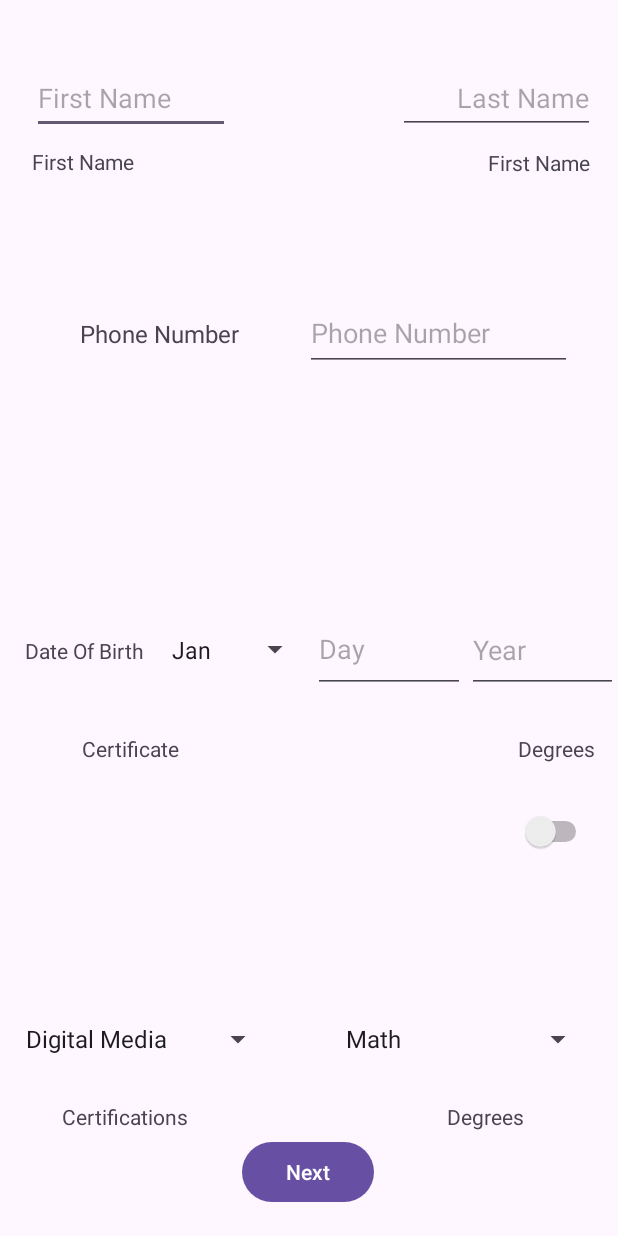
After one commit to Dgriscow/Android_Week12_Guided_Lab, an Android app: the SecondView screen opened directly, with no data from a screen before it, on a phone screen of 412 x 824 dp. The commit adds this screen. Run offline under Robolectric (Android 15) with nearby library versions, the phone set to English and light mode, and no system bars.

Commit message:
finnished guided lab

```diff
--- a/app/src/main/AndroidManifest.xml
+++ b/app/src/main/AndroidManifest.xml
@@ -13,6 +13,12 @@
         android:theme="@style/Theme.Android_Week12_Guided_Lab"
         tools:targetApi="31">
         <activity
+            android:name=".ChooseClass"
+            android:exported="false" />
+        <activity
+            android:name=".SecondView"
+            android:exported="false" />
+        <activity
             android:name=".MainActivity"
             android:exported="true">
             <intent-filter>
--- /dev/null
+++ b/app/src/main/java/com/example/android_week12_guided_lab/ChooseClass.kt
@@ -0,0 +1,11 @@
+package com.example.android_week12_guided_lab
+
+import androidx.appcompat.app.AppCompatActivity
+import android.os.Bundle
+
+class ChooseClass : AppCompatActivity() {
+    override fun onCreate(savedInstanceState: Bundle?) {
+        super.onCreate(savedInstanceState)
+        setContentView(R.layout.activity_choose_class)
+    }
+}
--- a/app/src/main/java/com/example/android_week12_guided_lab/MainActivity.kt
+++ b/app/src/main/java/com/example/android_week12_guided_lab/MainActivity.kt
@@ -1,5 +1,6 @@
 package com.example.android_week12_guided_lab
 
+import android.content.Intent
 import androidx.appcompat.app.AppCompatActivity
 import android.os.Bundle
 import android.widget.Button
@@ -43,6 +44,9 @@ class MainActivity : AppCompatActivity() {
                 }
                 else ->{
                     Toast.makeText(applicationContext, "Success!", Toast.LENGTH_LONG).show()
+                    //goto next screen
+                    val nextSRC = Intent(this@MainActivity, SecondView::class.java)
+                    startActivity(nextSRC)
 
                 }
             }
@@ -53,7 +57,7 @@ class MainActivity : AppCompatActivity() {
 
     fun check_login(username:String, password:String):LoginState{
         val adminLogin = "DevinTAG"
-        val adminPassword = "10112002"
+        val adminPassword = "0000"
 
 
         return if (username != adminLogin){
@@ -64,5 +68,7 @@ class MainActivity : AppCompatActivity() {
             LoginState.success
         }
 
+
+
     }
 }
--- /dev/null
+++ b/app/src/main/java/com/example/android_week12_guided_lab/SecondView.kt
@@ -0,0 +1,136 @@
+package com.example.android_week12_guided_lab
+
+import android.content.Intent
+import androidx.appcompat.app.AppCompatActivity
+import android.os.Bundle
+import android.view.View
+import android.widget.Button
+import android.widget.EditText
+import android.widget.Spinner
+import android.widget.Switch
+import android.widget.TextView
+
+class SecondView : AppCompatActivity() {
+    override fun onCreate(savedInstanceState: Bundle?) {
+        super.onCreate(savedInstanceState)
+        setContentView(R.layout.activity_second_view)
+
+        val swDegreeCert = findViewById (R.id.lifeSwitch) as Switch
+        val spnDegree = findViewById<Spinner>(R.id.degreeSpinner)
+        val spnCertificate = findViewById<Spinner>(R.id.certsSpinner)
+        val txtCertificate = findViewById<TextView>(R.id.cert2)
+        val txtDegree = findViewById<TextView>(R.id.deg2)
+        val btnNext = findViewById<Button>(R.id.nxtButton)
+
+        val firstName = findViewById<EditText>(R.id.fnEntry)
+        val lastName = findViewById<EditText>(R. id. lnEntry)
+        val phone = findViewById<EditText>(R.id.pnEntry)
+        val spMonth = findViewById<Spinner>(R.id.monthSpin)
+        val txtDay = findViewById<EditText>(R.id.dayEntry)
+        val txtYear = findViewById<EditText>(R.id.yearEntry)
+
+        firstName.requestFocus()
+
+        swDegreeCert.setOnCheckedChangeListener { buttonView, isChecked ->
+
+            if(isChecked){
+                spnDegree.visibility = View.VISIBLE
+                txtDegree.visibility = View.VISIBLE
+
+                //hide certs
+                spnCertificate.visibility = View.GONE
+                txtCertificate.visibility = View.GONE
+
+            }else{
+                spnDegree.visibility = View.GONE
+                txtDegree.visibility = View.GONE
+
+                //appear certs
+                spnCertificate.visibility = View.VISIBLE
+                txtCertificate.visibility = View.VISIBLE
+            }
+
+
+
+        }
+
+
+        btnNext.setOnClickListener {
+            if(checkData()){
+                var doBirth = ""
+                doBirth = spMonth.selectedItem.toString() + "/" + txtDay.text.toString() + "/" + txtYear.text.toString()
+
+                val nextScreen = Intent(this@SecondView, ChooseClass::class.java)
+
+                nextScreen.putExtra("FirstName", firstName.text.toString())
+                nextScreen.putExtra("LastName", lastName.text.toString())
+                nextScreen.putExtra("Phone", phone.text.toString())
+                nextScreen.putExtra("BirthDate", doBirth)
+
+                if(spnDegree.visibility == View.VISIBLE){
+                    nextScreen.putExtra("isDegreeCert", "Degree")
+                    nextScreen.putExtra("degreeCert", spnDegree.selectedItem.toString())
+                }else{
+                    nextScreen.putExtra("isDegreeCert", "Certificate")
+                    nextScreen.putExtra("degreeCert", spnCertificate.selectedItem.toString())
+                }
+                startActivity(nextScreen)
+
+
+            }
+        }
+
+
+    }
+    private fun checkData():Boolean{
+
+        val firstName = findViewById(R.id.fnEntry) as EditText
+        val lastName = findViewById (R. id. lnEntry) as EditText
+        val phone = findViewById(R.id.pnEntry) as EditText
+
+        val txtDay = findViewById (R.id.dayEntry) as EditText
+        val txtYear = findViewById(R.id.yearEntry) as EditText
+
+
+        if(firstName.text.toString().isEmpty()){
+            //Error
+            firstName.error= "Enter First Name"
+            firstName.requestFocus()
+            return false
+        }
+
+
+        if(lastName.text.toString().isEmpty()){
+            //Error
+            lastName.error= "Enter Last Name"
+            lastName.requestFocus()
+            return false
+        }
+
+        if(phone.text.toString().isEmpty()){
+            //Error
+            phone.error= "Enter Phone Number"
+            phone.requestFocus()
+            return false
+        }
+
+        if(txtYear.text.toString().isEmpty()){
+            //Error
+            txtYear.error= "Enter Valid Year"
+            txtYear.requestFocus()
+            return false
+        }
+
+        if(txtDay.text.toString().isEmpty()){
+            //Error
+            txtDay.error= "Enter Valid Day"
+            txtDay.requestFocus()
+            return false
+        }
+
+
+
+
+        return true
+    }
+}
--- /dev/null
+++ b/app/src/main/res/layout/activity_choose_class.xml
@@ -0,0 +1,9 @@
+<?xml version="1.0" encoding="utf-8"?>
+<androidx.constraintlayout.widget.ConstraintLayout xmlns:android="http://schemas.android.com/apk/res/android"
+    xmlns:app="http://schemas.android.com/apk/res-auto"
+    xmlns:tools="http://schemas.android.com/tools"
+    android:layout_width="match_parent"
+    android:layout_height="match_parent"
+    tools:context=".ChooseClass">
+
+</androidx.constraintlayout.widget.ConstraintLayout>
--- /dev/null
+++ b/app/src/main/res/layout/activity_second_view.xml
@@ -0,0 +1,225 @@
+<?xml version="1.0" encoding="utf-8"?>
+<androidx.constraintlayout.widget.ConstraintLayout xmlns:android="http://schemas.android.com/apk/res/android"
+    xmlns:app="http://schemas.android.com/apk/res-auto"
+    xmlns:tools="http://schemas.android.com/tools"
+    android:layout_width="match_parent"
+    android:layout_height="match_parent"
+    tools:context=".SecondView">
+
+    <EditText
+        android:id="@+id/lnEntry"
+        android:layout_width="0dp"
+        android:layout_height="48dp"
+        android:layout_marginStart="56dp"
+        android:layout_marginEnd="15dp"
+        android:ems="10"
+        android:hint="@string/ln"
+        android:inputType="text"
+        android:textAlignment="textEnd"
+        app:layout_constraintEnd_toEndOf="parent"
+        app:layout_constraintStart_toEndOf="@+id/fnEntry"
+        app:layout_constraintTop_toTopOf="@+id/fnEntry" />
+
+    <TextView
+        android:id="@+id/textView4"
+        android:layout_width="wrap_content"
+        android:layout_height="wrap_content"
+        android:layout_marginTop="9dp"
+        android:layout_marginEnd="3dp"
+        android:hint="@string/ln"
+        android:text="@string/fn"
+        app:layout_constraintEnd_toEndOf="@+id/lnEntry"
+        app:layout_constraintTop_toBottomOf="@+id/lnEntry" />
+
+    <TextView
+        android:id="@+id/textView3"
+        android:layout_width="wrap_content"
+        android:layout_height="wrap_content"
+        android:layout_marginTop="98dp"
+        android:text="@string/fn"
+        app:layout_constraintStart_toStartOf="@+id/fnEntry"
+        app:layout_constraintTop_toTopOf="parent" />
+
+    <EditText
+        android:id="@+id/pnEntry"
+        android:layout_width="0dp"
+        android:layout_height="50dp"
+        android:layout_marginStart="7dp"
+        android:layout_marginTop="133dp"
+        android:layout_marginEnd="12dp"
+        android:layout_marginBottom="133dp"
+        android:ems="10"
+        android:hint="@string/phone"
+        android:inputType="text"
+        app:layout_constraintBottom_toTopOf="@+id/dayEntry"
+        app:layout_constraintEnd_toEndOf="@+id/textView4"
+        app:layout_constraintStart_toEndOf="@+id/textView5"
+        app:layout_constraintTop_toTopOf="@+id/lnEntry" />
+
+    <TextView
+        android:id="@+id/textView5"
+        android:layout_width="0dp"
+        android:layout_height="50dp"
+        android:layout_marginStart="11dp"
+        android:layout_marginEnd="11dp"
+        android:gravity="center"
+        android:text="@string/phone"
+        android:textAlignment="center"
+        android:textSize="16sp"
+        app:layout_constraintBaseline_toBaselineOf="@+id/pnEntry"
+        app:layout_constraintEnd_toEndOf="@+id/monthSpin"
+        app:layout_constraintStart_toStartOf="@+id/textView6" />
+
+    <EditText
+        android:id="@+id/fnEntry"
+        android:layout_width="0dp"
+        android:layout_height="48dp"
+        android:layout_marginStart="21dp"
+        android:layout_marginTop="41dp"
+        android:layout_marginEnd="56dp"
+        android:layout_marginBottom="28dp"
+        android:ems="10"
+        android:hint="@string/fn"
+        android:inputType="text"
+        app:layout_constraintBottom_toBottomOf="@+id/textView3"
+        app:layout_constraintEnd_toStartOf="@+id/lnEntry"
+        app:layout_constraintStart_toStartOf="parent"
+        app:layout_constraintTop_toTopOf="parent" />
+
+    <Spinner
+        android:id="@+id/monthSpin"
+        android:layout_width="0dp"
+        android:layout_height="58dp"
+        android:layout_marginTop="316dp"
+        android:layout_marginEnd="1dp"
+        android:layout_marginBottom="316dp"
+        android:entries="@array/months"
+        app:layout_constraintBottom_toBottomOf="parent"
+        app:layout_constraintEnd_toStartOf="@+id/dayEntry"
+        app:layout_constraintStart_toEndOf="@+id/textView6"
+        app:layout_constraintTop_toTopOf="@+id/fnEntry" />
+
+    <TextView
+        android:id="@+id/textView6"
+        android:layout_width="0dp"
+        android:layout_height="58dp"
+        android:layout_marginStart="5dp"
+        android:gravity="center"
+        android:text="@string/dob"
+        android:textAlignment="center"
+        android:textSize="14sp"
+        app:layout_constraintBaseline_toBaselineOf="@+id/monthSpin"
+        app:layout_constraintEnd_toStartOf="@+id/monthSpin"
+        app:layout_constraintStart_toStartOf="parent" />
+
+    <EditText
+        android:id="@+id/dayEntry"
+        android:layout_width="0dp"
+        android:layout_height="58dp"
+        android:layout_marginEnd="1dp"
+        android:ems="10"
+        android:hint="@string/day"
+        android:inputType="number"
+        app:layout_constraintBaseline_toBaselineOf="@+id/monthSpin"
+        app:layout_constraintEnd_toStartOf="@+id/yearEntry"
+        app:layout_constraintStart_toEndOf="@+id/monthSpin" />
+
+    <EditText
+        android:id="@+id/yearEntry"
+        android:layout_width="0dp"
+        android:layout_height="0dp"
+        android:ems="10"
+        android:hint="@string/year"
+        android:inputType="number"
+        app:layout_constraintBottom_toBottomOf="@+id/dayEntry"
+        app:layout_constraintEnd_toEndOf="parent"
+        app:layout_constraintStart_toEndOf="@+id/dayEntry"
+        app:layout_constraintTop_toTopOf="@+id/textView6" />
+
+    <Switch
+        android:id="@+id/lifeSwitch"
+        android:layout_width="0dp"
+        android:layout_height="40dp"
+        android:layout_marginStart="17dp"
+        android:layout_marginTop="25dp"
+        android:layout_marginEnd="17dp"
+        app:layout_constraintEnd_toEndOf="parent"
+        app:layout_constraintStart_toStartOf="parent"
+        app:layout_constraintTop_toBottomOf="@+id/degText" />
+
+    <TextView
+        android:id="@+id/certText"
+        android:layout_width="wrap_content"
+        android:layout_height="wrap_content"
+        android:layout_marginStart="37dp"
+        android:layout_marginBottom="25dp"
+        android:text="@string/cert"
+        app:layout_constraintBottom_toTopOf="@+id/lifeSwitch"
+        app:layout_constraintStart_toStartOf="@+id/lifeSwitch" />
+
+    <TextView
+        android:id="@+id/degText"
+        android:layout_width="wrap_content"
+        android:layout_height="wrap_content"
+        android:layout_marginTop="27dp"
+        android:layout_marginEnd="15dp"
+        android:text="@string/assost"
+        app:layout_constraintEnd_toEndOf="parent"
+        app:layout_constraintTop_toBottomOf="@+id/yearEntry" />
+
+    <Spinner
+        android:id="@+id/degreeSpinner"
+        android:layout_width="173dp"
+        android:layout_height="41dp"
+        android:layout_marginStart="40dp"
+        android:entries="@array/majors"
+        app:layout_constraintStart_toEndOf="@+id/certsSpinner"
+        app:layout_constraintTop_toTopOf="@+id/certsSpinner" />
+
+    <Spinner
+        android:id="@+id/certsSpinner"
+        android:layout_width="173dp"
+        android:layout_height="41dp"
+        android:layout_marginStart="9dp"
+        android:layout_marginTop="77dp"
+        android:layout_marginBottom="71dp"
+        android:entries="@array/certs"
+        app:layout_constraintBottom_toBottomOf="@+id/nxtButton"
+        app:layout_constraintStart_toStartOf="parent"
+        app:layout_constraintTop_toBottomOf="@+id/lifeSwitch" />
+
+    <TextView
+        android:id="@+id/cert2"
+        android:layout_width="wrap_content"
+        android:layout_height="wrap_content"
+        android:layout_marginStart="32dp"
+        android:layout_marginTop="21dp"
+        android:text="@string/fm"
+        app:layout_constraintStart_toStartOf="@+id/certsSpinner"
+        app:layout_constraintTop_toBottomOf="@+id/certsSpinner" />
+
+    <TextView
+        android:id="@+id/deg2"
+        android:layout_width="wrap_content"
+        android:layout_height="wrap_content"
+        android:layout_marginStart="48dp"
+        android:layout_marginTop="21dp"
+        android:layout_marginEnd="46dp"
+        android:text="@string/sm"
+        app:layout_constraintEnd_toEndOf="@+id/degreeSpinner"
+        app:layout_constraintStart_toEndOf="@+id/nxtButton"
+        app:layout_constraintTop_toBottomOf="@+id/degreeSpinner" />
+
+    <Button
+        android:id="@+id/nxtButton"
+        android:layout_width="wrap_content"
+        android:layout_height="wrap_content"
+        android:text="Next"
+        app:layout_constraintBottom_toBottomOf="parent"
+        app:layout_constraintEnd_toEndOf="parent"
+        app:layout_constraintHorizontal_bias="0.498"
+        app:layout_constraintStart_toStartOf="parent"
+        app:layout_constraintTop_toTopOf="parent"
+        app:layout_constraintVertical_bias="0.976" />
+
+</androidx.constraintlayout.widget.ConstraintLayout>
--- a/app/src/main/res/values/strings.xml
+++ b/app/src/main/res/values/strings.xml
@@ -1,6 +1,5 @@
 <resources>
     <string name="app_name">Android_Week12_Guided_Lab</string>
-
 
 
     <string name="loginText">Login</string>
@@ -11,4 +10,54 @@
     <!--Error Messages-->
     <string name="errMessageLogin">Error Logging in, Please try again</string>
     <string name="errPass">Invalid Password, Please Try Again</string>
+    <!-- ~~~~~~~~ -->
+
+    <string name="fn">First Name</string>
+    <string name="ln">Last Name</string>
+
+    <string name="phone">Phone Number</string>
+
+    <string name="dob">Date Of Birth</string>
+
+
+    <string-array name="months">
+        <item>Jan</item>
+        <item>Feb</item>
+        <item>Mar</item>
+        <item>Apr</item>
+        <item>May</item>
+        <item>Jun</item>
+        <item>Jul</item>
+        <item>Aug</item>
+        <item>Sep</item>
+        <item>Oct</item>
+        <item>Nov</item>
+        <item>Dec</item>
+    </string-array>
+
+    <string name="day">Day</string>
+    <string name="year">Year</string>
+
+    <string name="assost">Degrees</string>
+
+    <string name="cert">Certificate</string>
+
+    <string name="fm">Certifications</string>
+
+    <string name="sm">Degrees</string>
+
+    <string-array name="majors">
+        <item>Math</item>
+        <item>Science</item>
+        <item>Engineering</item>
+    </string-array>
+
+    <string-array name="certs">
+        <item>Digital Media</item>
+        <item>Android</item>
+        <item>IOS</item>
+        <item>Python</item>
+    </string-array>
+
+
 </resources>
```
